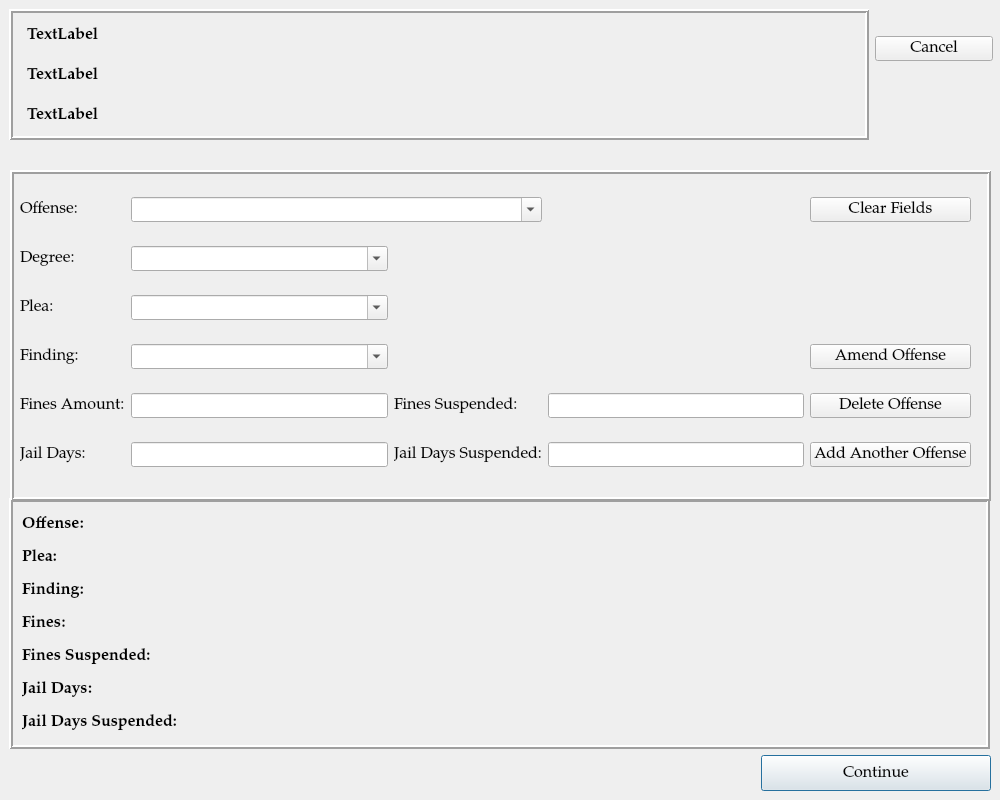
Before: the Qt Designer form ui/SentencingDialog.ui in HunterProgram22/MuniEntry, drawn with Qt 5.
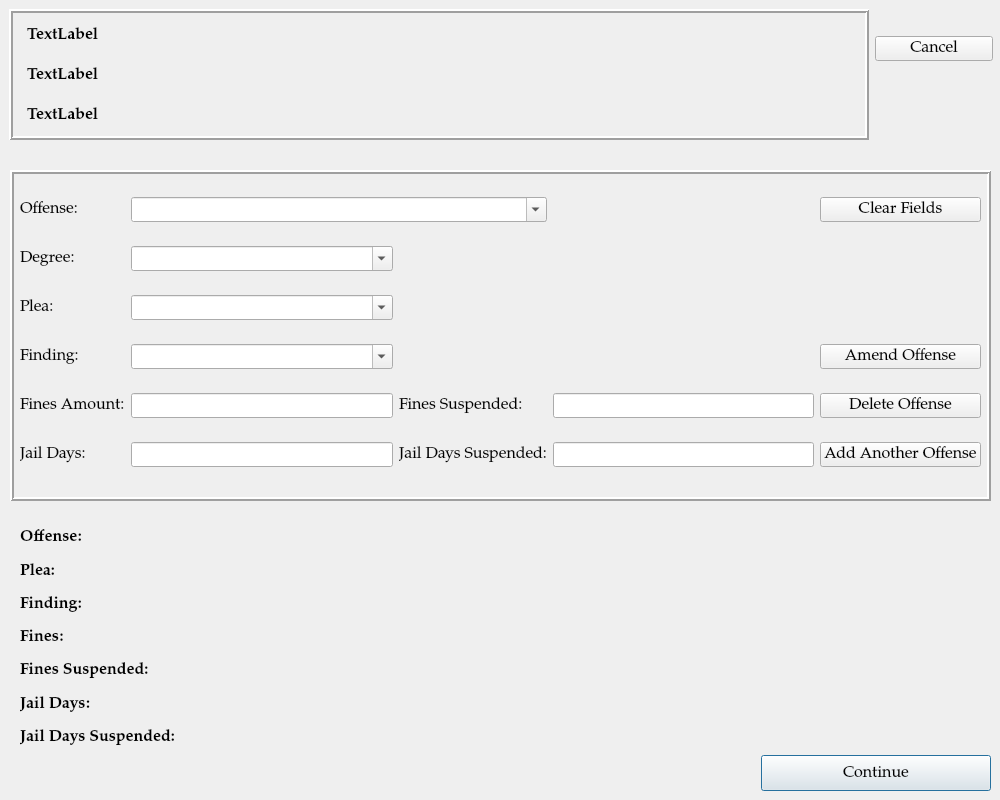
After: the same form once the commit is applied.

Commit message: Added dynamic chart to sentencing dialog.

```diff
--- a/ui/SentencingDialog.ui
+++ b/ui/SentencingDialog.ui
@@ -125,304 +125,6 @@
     </property>
    </widget>
   </widget>
-  <widget class="QFrame" name="frame">
-   <property name="geometry">
-    <rect>
-     <x>9</x>
-     <y>498</y>
-     <width>981</width>
-     <height>251</height>
-    </rect>
-   </property>
-   <property name="sizePolicy">
-    <sizepolicy hsizetype="Preferred" vsizetype="Preferred">
-     <horstretch>0</horstretch>
-     <verstretch>0</verstretch>
-    </sizepolicy>
-   </property>
-   <property name="minimumSize">
-    <size>
-     <width>0</width>
-     <height>0</height>
-    </size>
-   </property>
-   <property name="autoFillBackground">
-    <bool>false</bool>
-   </property>
-   <property name="frameShape">
-    <enum>QFrame::Box</enum>
-   </property>
-   <property name="frameShadow">
-    <enum>QFrame::Raised</enum>
-   </property>
-   <property name="lineWidth">
-    <number>2</number>
-   </property>
-   <layout class="QGridLayout" name="gridLayout_3">
-    <item row="0" column="0">
-     <widget class="QLabel" name="offense_label_1">
-      <property name="font">
-       <font>
-        <weight>75</weight>
-        <bold>true</bold>
-       </font>
-      </property>
-      <property name="text">
-       <string>Offense:</string>
-      </property>
-      <property name="wordWrap">
-       <bool>true</bool>
-      </property>
-     </widget>
-    </item>
-    <item row="0" column="1" colspan="3">
-     <widget class="QLabel" name="offense_1">
-      <property name="text">
-       <string/>
-      </property>
-      <property name="wordWrap">
-       <bool>true</bool>
-      </property>
-     </widget>
-    </item>
-    <item row="1" column="0">
-     <widget class="QLabel" name="plea_label_1">
-      <property name="font">
-       <font>
-        <weight>75</weight>
-        <bold>true</bold>
-       </font>
-      </property>
-      <property name="text">
-       <string>Plea:</string>
-      </property>
-     </widget>
-    </item>
-    <item row="1" column="1">
-     <widget class="QLabel" name="plea_1">
-      <property name="text">
-       <string/>
-      </property>
-     </widget>
-    </item>
-    <item row="1" column="2">
-     <widget class="QLabel" name="plea_2">
-      <property name="text">
-       <string/>
-      </property>
-     </widget>
-    </item>
-    <item row="1" column="3">
-     <widget class="QLabel" name="plea_3">
-      <property name="text">
-       <string/>
-      </property>
-     </widget>
-    </item>
-    <item row="2" column="0">
-     <widget class="QLabel" name="finding_label_1">
-      <property name="font">
-       <font>
-        <weight>75</weight>
-        <bold>true</bold>
-       </font>
-      </property>
-      <property name="text">
-       <string>Finding:</string>
-      </property>
-     </widget>
-    </item>
-    <item row="2" column="1">
-     <widget class="QLabel" name="finding_1">
-      <property name="text">
-       <string/>
-      </property>
-     </widget>
-    </item>
-    <item row="2" column="2">
-     <widget class="QLabel" name="finding_2">
-      <property name="text">
-       <string/>
-      </property>
-     </widget>
-    </item>
-    <item row="2" column="3">
-     <widget class="QLabel" name="finding_3">
-      <property name="text">
-       <string/>
-      </property>
-     </widget>
-    </item>
-    <item row="3" column="0">
-     <widget class="QLabel" name="label_9">
-      <property name="font">
-       <font>
-        <weight>75</weight>
-        <bold>true</bold>
-       </font>
-      </property>
-      <property name="text">
-       <string>Fines:</string>
-      </property>
-     </widget>
-    </item>
-    <item row="3" column="1">
-     <widget class="QLabel" name="fines_1">
-      <property name="text">
-       <string/>
-      </property>
-     </widget>
-    </item>
-    <item row="3" column="2">
-     <widget class="QLabel" name="fines_2">
-      <property name="text">
-       <string/>
-      </property>
-     </widget>
-    </item>
-    <item row="3" column="3">
-     <widget class="QLabel" name="fines_3">
-      <property name="text">
-       <string/>
-      </property>
-     </widget>
-    </item>
-    <item row="4" column="0">
-     <widget class="QLabel" name="label_10">
-      <property name="font">
-       <font>
-        <weight>75</weight>
-        <bold>true</bold>
-       </font>
-      </property>
-      <property name="text">
-       <string>Fines Suspended:</string>
-      </property>
-     </widget>
-    </item>
-    <item row="4" column="1">
-     <widget class="QLabel" name="fines_suspended_1">
-      <property name="text">
-       <string/>
-      </property>
-     </widget>
-    </item>
-    <item row="4" column="2">
-     <widget class="QLabel" name="fines_suspended_2">
-      <property name="text">
-       <string/>
-      </property>
-     </widget>
-    </item>
-    <item row="4" column="3">
-     <widget class="QLabel" name="fines_suspended_3">
-      <property name="text">
-       <string/>
-      </property>
-     </widget>
-    </item>
-    <item row="5" column="0">
-     <widget class="QLabel" name="label_11">
-      <property name="font">
-       <font>
-        <weight>75</weight>
-        <bold>true</bold>
-       </font>
-      </property>
-      <property name="text">
-       <string>Jail Days:</string>
-      </property>
-     </widget>
-    </item>
-    <item row="5" column="1">
-     <widget class="QLabel" name="jail_days_1">
-      <property name="text">
-       <string/>
-      </property>
-     </widget>
-    </item>
-    <item row="5" column="2">
-     <widget class="QLabel" name="jail_days_2">
-      <property name="text">
-       <string/>
-      </property>
-     </widget>
-    </item>
-    <item row="5" column="3">
-     <widget class="QLabel" name="jail_days_3">
-      <property name="text">
-       <string/>
-      </property>
-     </widget>
-    </item>
-    <item row="6" column="0">
-     <widget class="QLabel" name="label_12">
-      <property name="font">
-       <font>
-        <weight>75</weight>
-        <bold>true</bold>
-       </font>
-      </property>
-      <property name="text">
-       <string>Jail Days Suspended:</string>
-      </property>
-     </widget>
-    </item>
-    <item row="6" column="1">
-     <widget class="QLabel" name="jail_days_suspended_1">
-      <property name="text">
-       <string/>
-      </property>
-     </widget>
-    </item>
-    <item row="6" column="2">
-     <widget class="QLabel" name="jail_days_suspended_2">
-      <property name="text">
-       <string/>
-      </property>
-     </widget>
-    </item>
-    <item row="6" column="3">
-     <widget class="QLabel" name="jail_days_suspended_3">
-      <property name="text">
-       <string/>
-      </property>
-     </widget>
-    </item>
-   </layout>
-   <widget class="QLabel" name="offense_2">
-    <property name="geometry">
-     <rect>
-      <x>231</x>
-      <y>13</y>
-      <width>141</width>
-      <height>27</height>
-     </rect>
-    </property>
-    <property name="text">
-     <string/>
-    </property>
-    <property name="wordWrap">
-     <bool>true</bool>
-    </property>
-   </widget>
-   <widget class="QLabel" name="offense_3">
-    <property name="geometry">
-     <rect>
-      <x>248</x>
-      <y>13</y>
-      <width>16</width>
-      <height>27</height>
-     </rect>
-    </property>
-    <property name="text">
-     <string/>
-    </property>
-    <property name="wordWrap">
-     <bool>true</bool>
-    </property>
-   </widget>
-  </widget>
   <widget class="QPushButton" name="continueButton">
    <property name="geometry">
     <rect>
@@ -462,7 +164,7 @@
      <rect>
       <x>10</x>
       <y>9</y>
-      <width>951</width>
+      <width>961</width>
       <height>311</height>
      </rect>
     </property>
@@ -718,6 +420,112 @@
     </item>
    </layout>
   </widget>
+  <widget class="QWidget" name="">
+   <property name="geometry">
+    <rect>
+     <x>20</x>
+     <y>524</y>
+     <width>971</width>
+     <height>227</height>
+    </rect>
+   </property>
+   <layout class="QGridLayout" name="charges_gridLayout">
+    <item row="5" column="0">
+     <widget class="QLabel" name="label_11">
+      <property name="font">
+       <font>
+        <weight>75</weight>
+        <bold>true</bold>
+       </font>
+      </property>
+      <property name="text">
+       <string>Jail Days:</string>
+      </property>
+     </widget>
+    </item>
+    <item row="1" column="0">
+     <widget class="QLabel" name="plea_label_1">
+      <property name="font">
+       <font>
+        <weight>75</weight>
+        <bold>true</bold>
+       </font>
+      </property>
+      <property name="text">
+       <string>Plea:</string>
+      </property>
+     </widget>
+    </item>
+    <item row="4" column="0">
+     <widget class="QLabel" name="label_10">
+      <property name="font">
+       <font>
+        <weight>75</weight>
+        <bold>true</bold>
+       </font>
+      </property>
+      <property name="text">
+       <string>Fines Suspended:</string>
+      </property>
+     </widget>
+    </item>
+    <item row="6" column="0">
+     <widget class="QLabel" name="label_12">
+      <property name="font">
+       <font>
+        <weight>75</weight>
+        <bold>true</bold>
+       </font>
+      </property>
+      <property name="text">
+       <string>Jail Days Suspended:</string>
+      </property>
+     </widget>
+    </item>
+    <item row="3" column="0">
+     <widget class="QLabel" name="label_9">
+      <property name="font">
+       <font>
+        <weight>75</weight>
+        <bold>true</bold>
+       </font>
+      </property>
+      <property name="text">
+       <string>Fines:</string>
+      </property>
+     </widget>
+    </item>
+    <item row="0" column="0">
+     <widget class="QLabel" name="offense_label_1">
+      <property name="font">
+       <font>
+        <weight>75</weight>
+        <bold>true</bold>
+       </font>
+      </property>
+      <property name="text">
+       <string>Offense:</string>
+      </property>
+      <property name="wordWrap">
+       <bool>true</bool>
+      </property>
+     </widget>
+    </item>
+    <item row="2" column="0">
+     <widget class="QLabel" name="label_13">
+      <property name="font">
+       <font>
+        <weight>75</weight>
+        <bold>true</bold>
+       </font>
+      </property>
+      <property name="text">
+       <string>Finding:</string>
+      </property>
+     </widget>
+    </item>
+   </layout>
+  </widget>
  </widget>
  <tabstops>
   <tabstop>offense_choice_box</tabstop>
```
The commit also changes 2 other files.
